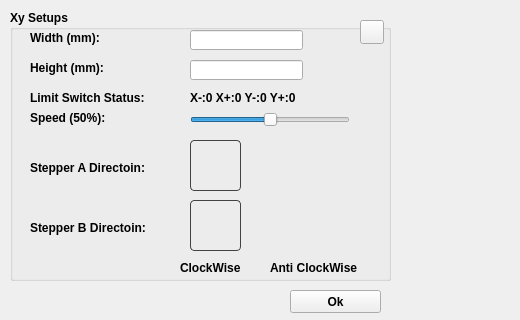
Old version of the form mDrawGui/XySetup.ui in the repository Makeblock-official/mDrawBot; both pictures show x 0 to 520 and y 0 to 320 of the 942 by 428 pixel window.
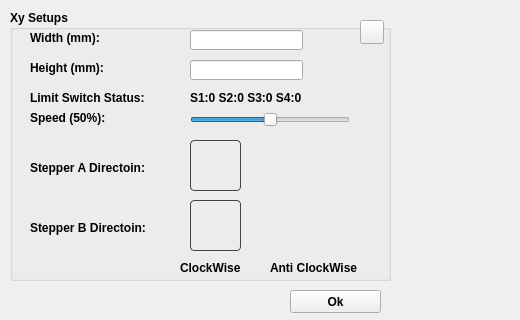
New version of the form. Icons and pictures are not drawn.

Diff of the .ui file:
```diff
--- a/mDrawGui/XySetup.ui
+++ b/mDrawGui/XySetup.ui
@@ -258,7 +258,7 @@
      </rect>
     </property>
     <property name="text">
-     <string>X-:0 X+:0 Y-:0 Y+:0 </string>
+     <string>S1:0 S2:0 S3:0 S4:0 </string>
     </property>
    </widget>
    <widget class="QSlider" name="slidSpeed">
```
